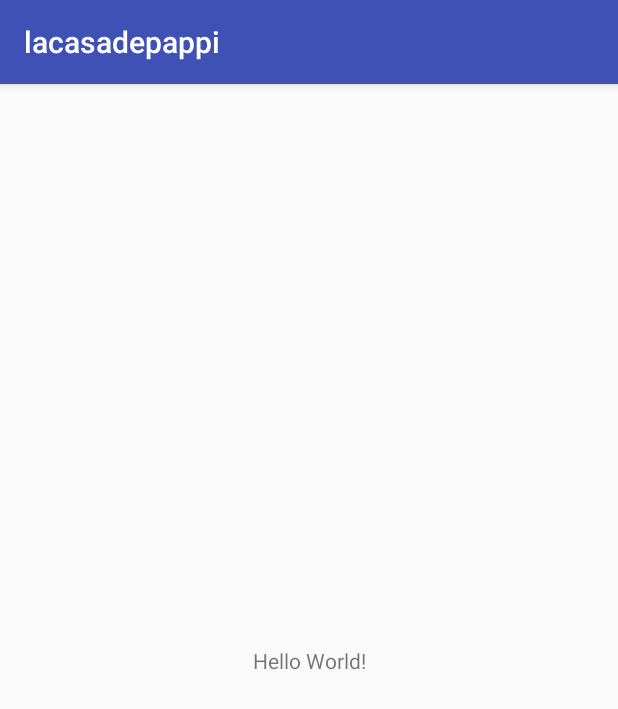
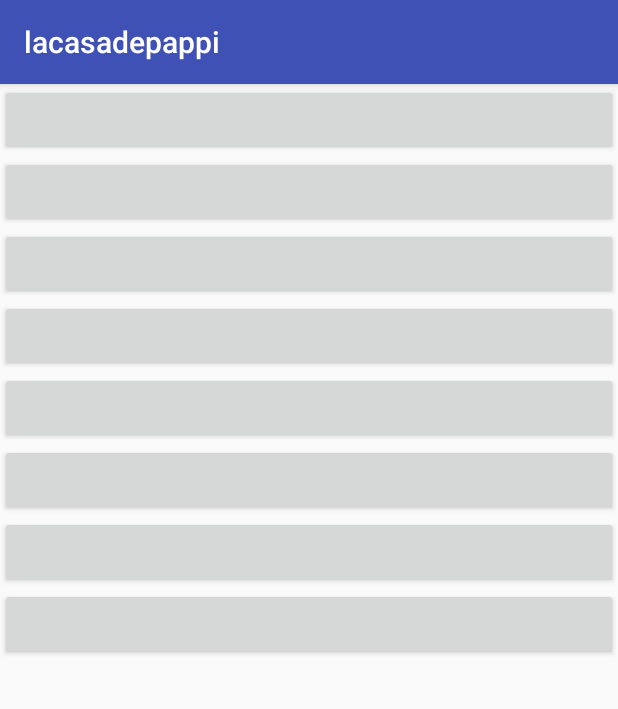
Before and after one commit to JamesZhaoLu/AndroidGameDeltaHacks, an Android app: the screen it shows after launch (MainActivity), on a phone screen of 412 x 824 dp. Shown: the top 709 px of the screen. Run offline under Robolectric (Android 15) with nearby library versions, the phone set to English and light mode, and no system bars.

Commit message:
Just Testing Java
Test button connection to Java

```diff
--- a/lacasadepappi/app/src/main/java/com/example/jameslu/lacasadepappi/MainActivity.java
+++ b/lacasadepappi/app/src/main/java/com/example/jameslu/lacasadepappi/MainActivity.java
@@ -2,6 +2,12 @@ package com.example.jameslu.lacasadepappi;
 
 import android.support.v7.app.AppCompatActivity;
 import android.os.Bundle;
+import android.view.View;
+import android.widget.Button;
+import android.widget.TextView;
+import java.util.Timer;
+import java.util.ArrayList;
+import android.widget.LinearLayout;
 
 public class MainActivity extends AppCompatActivity {
 
@@ -9,5 +15,30 @@ public class MainActivity extends AppCompatActivity {
     protected void onCreate(Bundle savedInstanceState) {
         super.onCreate(savedInstanceState);
         setContentView(R.layout.activity_main);
+
+        final TextView myTextView = findViewById(R.id.text);
+        Timer timekeeper = new Timer();
+        ArrayList<Button> buttons = new ArrayList<Button>();
+        LinearLayout buttonContainer = (LinearLayout) findViewById(R.id.buttonContainer);
+
+
+        //button.setOnClickListener(new View.OnClickListener() {
+        //    public void onClick(View v) {
+                // Code here executes on main thread after user presses button
+         //       myTextView.setVisibility(View.VISIBLE);
+         //   }
+        //});
+
+        for (int i = 0; i < 8; i++){
+            Button buttonTest = new Button(this);
+            buttonContainer.addView(buttonTest);
+
+        }
+
     }
+
+
+
+
+
 }
--- a/lacasadepappi/app/src/main/res/layout/activity_main.xml
+++ b/lacasadepappi/app/src/main/res/layout/activity_main.xml
@@ -7,12 +7,65 @@
     tools:context="com.example.jameslu.lacasadepappi.MainActivity">
 
     <TextView
+        android:id="@+id/text"
         android:layout_width="wrap_content"
         android:layout_height="wrap_content"
-        android:text="Hello World!"
+        android:text="Daddy's Home - La Casa De Pappi"
+        android:visibility="invisible"
+        android:textSize="30sp"
         app:layout_constraintBottom_toBottomOf="parent"
         app:layout_constraintLeft_toLeftOf="parent"
         app:layout_constraintRight_toRightOf="parent"
         app:layout_constraintTop_toTopOf="parent" />
 
+    <LinearLayout android:orientation="vertical"
+        android:layout_width="match_parent"
+        android:layout_height="match_parent"
+        android:id="@+id/buttonContainer">
+
+
+    <!--<Button
+        android:id="@+id/button_1"
+        android:layout_height="60sp"
+        android:layout_width="match_parent"
+        android:text="self_destruct" />
+    <Button
+        android:id="@+id/button_2"
+        android:layout_height="60sp"
+        android:layout_width="match_parent"
+        android:text="self_destruct" />
+    <Button
+        android:id="@+id/button_3"
+        android:layout_height="60sp"
+        android:layout_width="match_parent"
+        android:text="self_destruct" />
+    <Button
+        android:id="@+id/button_4"
+        android:layout_height="60sp"
+        android:layout_width="match_parent"
+        android:text="self_destruct" />
+    <Button
+        android:id="@+id/button_5"
+        android:layout_height="60sp"
+        android:layout_width="match_parent"
+        android:text="self_destruct" />
+    <Button
+        android:id="@+id/button_6"
+        android:layout_height="60sp"
+        android:layout_width="match_parent"
+        android:text="self_destruct" />
+    <Button
+        android:id="@+id/button_7"
+        android:layout_height="60sp"
+        android:layout_width="match_parent"
+        android:text="self_destruct" />
+    <Button
+        android:id="@+id/button_8"
+        android:layout_height="60sp"
+        android:layout_width="match_parent"
+        android:text="self_destruct" /> -->
+
+
+    </LinearLayout>
+
 </android.support.constraint.ConstraintLayout>
```
